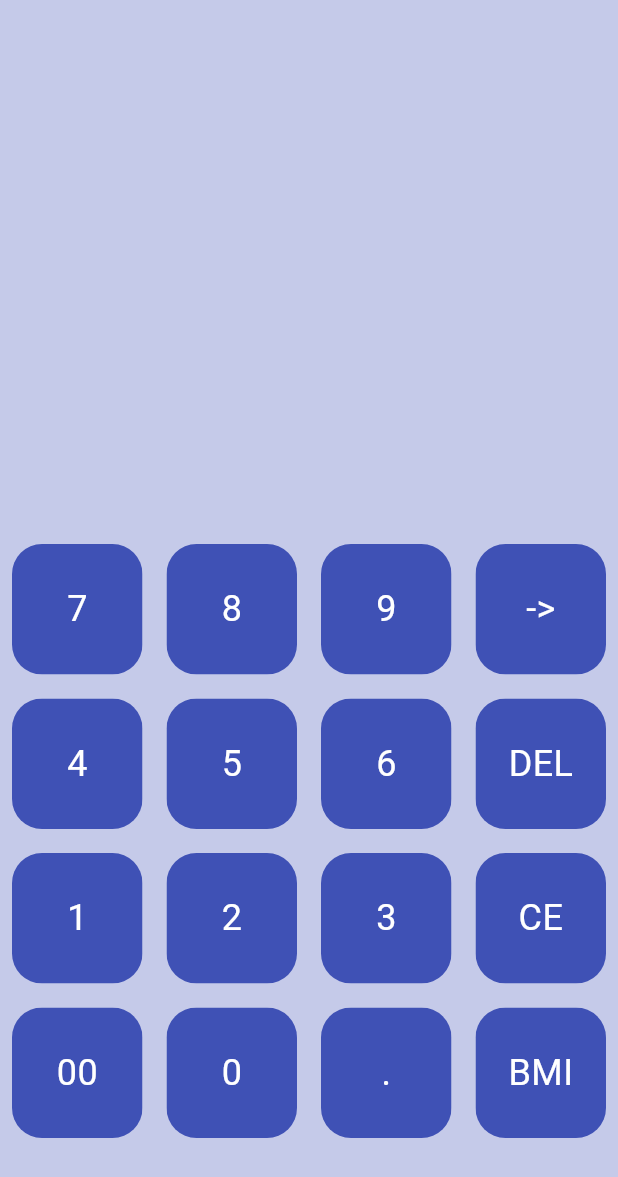
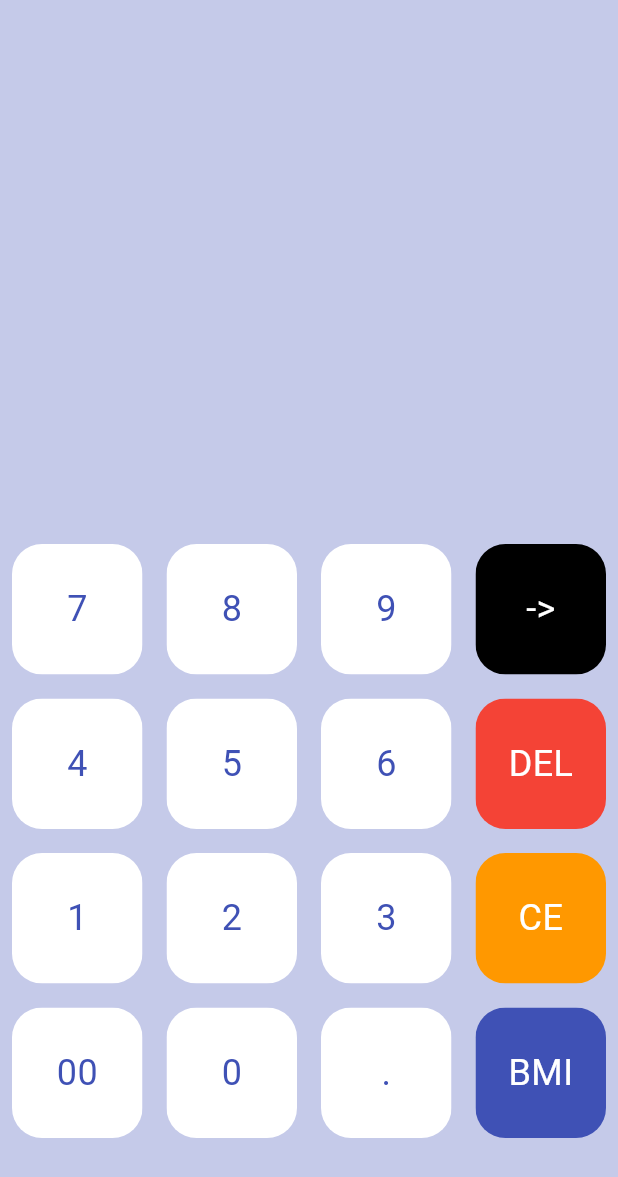
Before and after one commit to Davazano/BMI_Calculator, a Flutter app: the screen it shows after launch, on a phone screen of 412 x 824 dp. Shown: the top 1177 px of the screen. Run offline on Flutter 3.47's test engine with Material 3 defaults, Android fonts, the phone set to English and light mode, and no system bars.

Commit message:
Adjusted colours of operator buttons

```diff
--- a/lib/pages/bmi_calculator.dart
+++ b/lib/pages/bmi_calculator.dart
@@ -35,8 +35,7 @@ class _BmiCalculatorState extends State<BmiCalculator> {
       body: Column(
         children: <Widget>[
           Expanded(
-            child: Container(
-            ),
+            child: Container(),
           ),
           Expanded(
             flex: 2,
@@ -46,11 +45,41 @@ class _BmiCalculatorState extends State<BmiCalculator> {
                 itemCount: buttons.length,
                 gridDelegate: const SliverGridDelegateWithFixedCrossAxisCount(
                     crossAxisCount: 4),
-                  itemBuilder: (BuildContext context, int index) => CalButton(
+                itemBuilder: (BuildContext context, int index) {
+                  if (index == 3) {
+                    return CalButton(
+                      buttonText: buttons[index],
+                      color: Colors.black,
+                      textColor: Colors.white,
+                    );
+                  } else if (index == 7) {
+                    return CalButton(
+                      buttonText: buttons[index],
+                      color: Colors.red,
+                      textColor: Colors.white,
+                    );
+                  } else if (index == 11) {
+                    return CalButton(
+                      buttonText: buttons[index],
+                      color: Colors.orange,
+                      textColor: Colors.white,
+                    );
+                  } else if (index == 15) {
+                    return CalButton(
                       buttonText: buttons[index],
                       color: Colors.indigo,
                       textColor: Colors.white,
-                      )),
+                    );
+                  } else {
+                    return CalButton(
+                      buttonText: buttons[index],
+                      color: Colors.white,
+                      textColor: Colors.indigo,
+                    );
+                  }
+
+                }
+              ),
             ),
           ),
         ],
```
Lines whose indentation alone changed are shown as unchanged.
